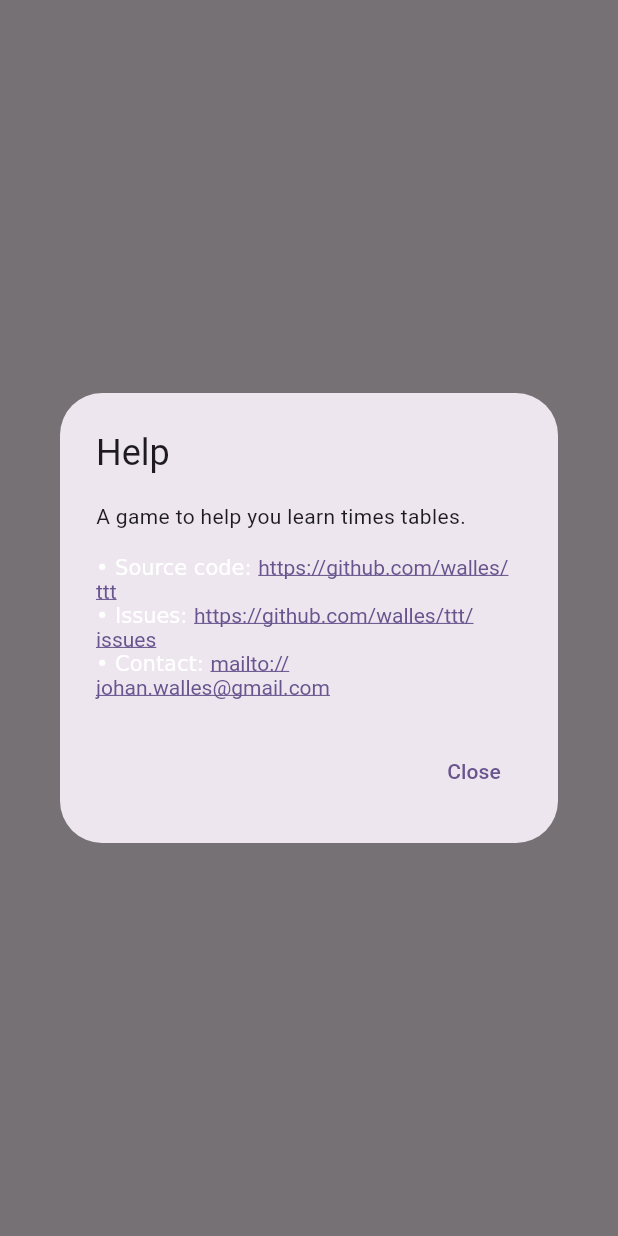
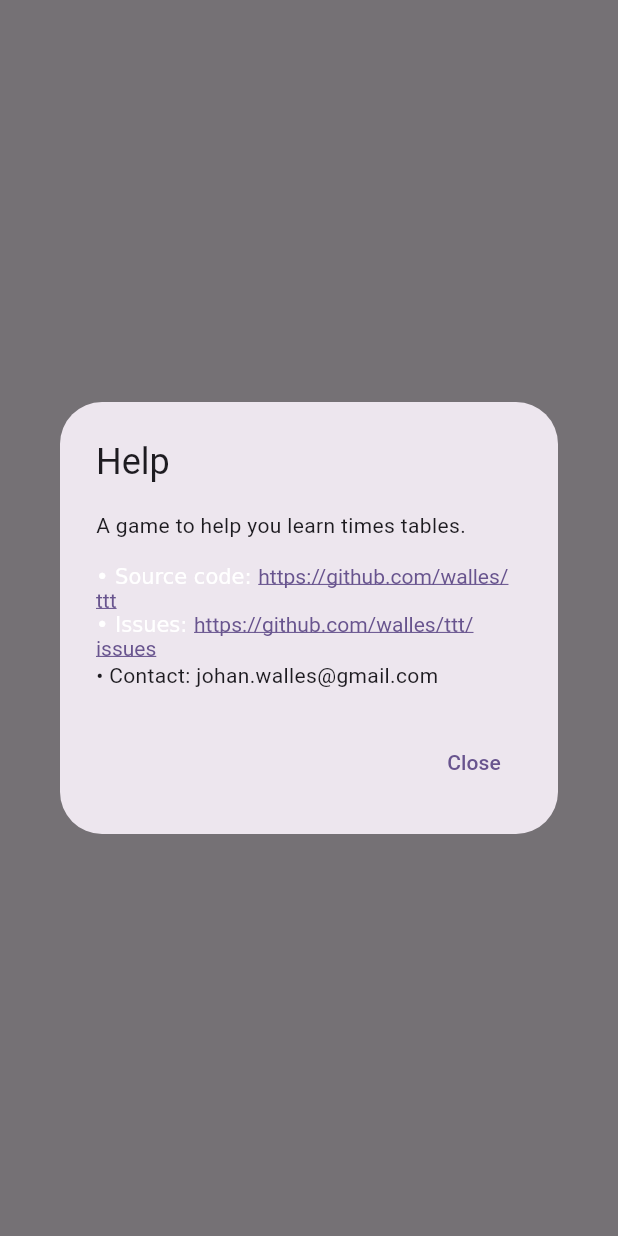
Before and after one commit to walles/ttt, a Flutter app: what showHelpDialog() shows on an empty page, opened directly, on a phone screen of 412 x 824 dp. Run offline on Flutter 3.47's test engine with Material 3 defaults, Android fonts, the phone set to English and light mode, and no system bars.

Commit message:
Make e-mail address copyable
Having as a mailto: link did not work for me when testing in Chrome.

```diff
--- a/lib/help_dialog.dart
+++ b/lib/help_dialog.dart
@@ -2,7 +2,11 @@ import 'package:flutter/gestures.dart';
 import 'package:flutter/material.dart';
 import 'package:url_launcher/url_launcher.dart';
 
-Widget bulletTextUrl(BuildContext context, String text, Uri uri) {
+Widget bulletTextUrl(BuildContext context, String text, Uri? uri) {
+  if (uri == null) {
+    return SelectableText.rich(TextSpan(text: "\u2022 $text"));
+  }
+
   return RichText(
       text: TextSpan(
     text: "\u2022 $text",
@@ -40,8 +44,7 @@ void showHelpDialog(BuildContext context) {
                 Uri.parse("https://github.com/walles/ttt")),
             bulletTextUrl(context, "Issues: ",
                 Uri.parse("https://github.com/walles/ttt/issues")),
-            bulletTextUrl(context, "Contact: ",
-                Uri.parse("mailto://johan.walles@gmail.com")),
+            bulletTextUrl(context, "Contact: johan.walles@gmail.com", null),
           ],
         ),
         actions: [
```
Also changed, not shown: 1 other file.
